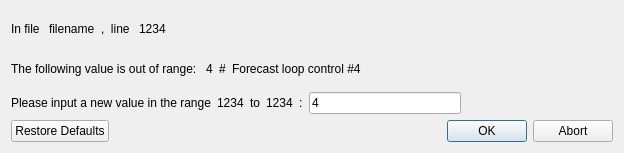
Above: src/dialoginputerror.ui from nmfs-ost/ss3-ssi before the change. Below: the same form after it.
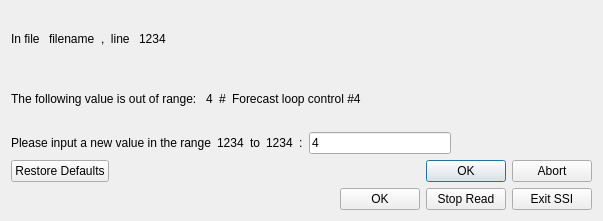
That is the form after the change.

Patch:
```diff
--- a/src/dialoginputerror.ui
+++ b/src/dialoginputerror.ui
@@ -6,8 +6,8 @@
    <rect>
     <x>0</x>
     <y>0</y>
-    <width>624</width>
-    <height>153</height>
+    <width>603</width>
+    <height>221</height>
    </rect>
   </property>
   <property name="windowTitle">
@@ -179,6 +179,53 @@
      </property>
     </widget>
    </item>
+   <item>
+    <layout class="QHBoxLayout" name="horizontalLayout_buttons">
+     <item>
+      <spacer name="horizontalSpacer_buttons">
+       <property name="orientation">
+        <enum>Qt::Horizontal</enum>
+       </property>
+       <property name="sizeHint" stdset="0">
+        <size>
+         <width>40</width>
+         <height>20</height>
+        </size>
+       </property>
+      </spacer>
+     </item>
+     <item>
+      <widget class="QPushButton" name="pushButton_ok">
+       <property name="toolTip">
+        <string>Accept the value and continue.</string>
+       </property>
+       <property name="text">
+        <string>OK</string>
+       </property>
+      </widget>
+     </item>
+     <item>
+      <widget class="QPushButton" name="pushButton_abortFile">
+       <property name="toolTip">
+        <string>Stop reading data from this file.</string>
+       </property>
+       <property name="text">
+        <string>Stop Read</string>
+       </property>
+      </widget>
+     </item>
+     <item>
+      <widget class="QPushButton" name="pushButton_abortSSI">
+       <property name="toolTip">
+        <string>Exit the gui with no further steps.</string>
+       </property>
+       <property name="text">
+        <string>Exit SSI</string>
+       </property>
+      </widget>
+     </item>
+    </layout>
+   </item>
   </layout>
  </widget>
  <resources/>
```
